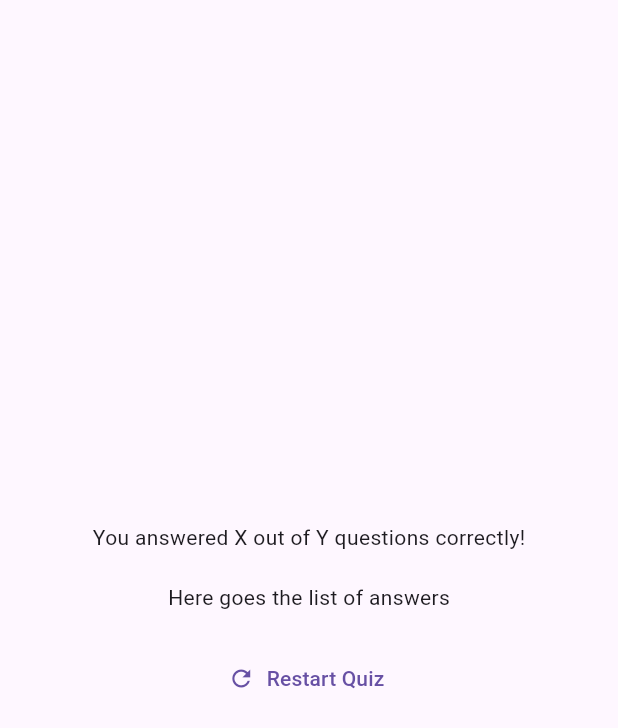
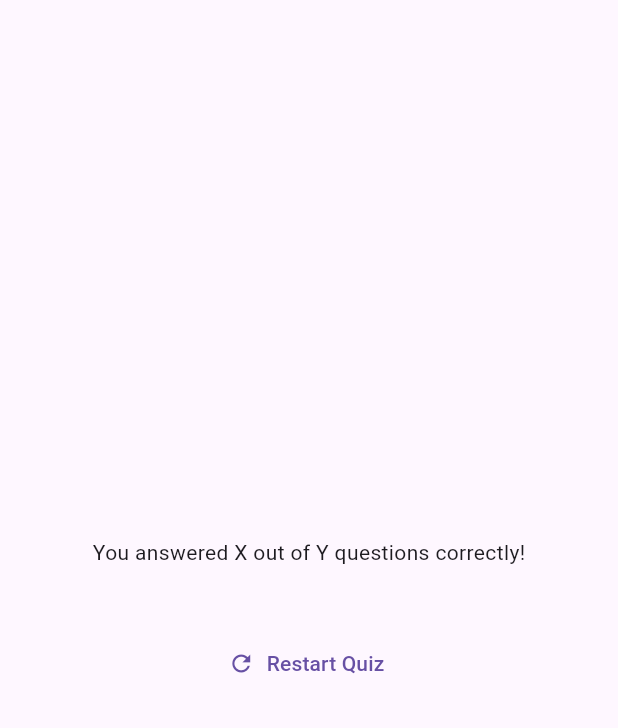
Before and after one commit to AlbertoJTD/quiz-app, a Flutter app: the ResultsScreen widget shown alone on an empty page, opened directly with empty values, on a phone screen of 412 x 824 dp. Shown: the top 728 px of the screen. Run offline on Flutter 3.47's test engine with Material 3 defaults, Android fonts, the phone set to English and light mode, and no system bars; our stand-ins replace google_fonts; missing offline and left inert: dart:ffi.

```diff
--- a/lib/quiz.dart
+++ b/lib/quiz.dart
@@ -37,7 +37,7 @@ class _QuizState extends State<Quiz> {
     if (selectedAnswers.length == questions.length) {
       setState(() {
         activeScreen = ResultsScreen(chosenAnswer: selectedAnswers);
-        selectedAnswers.clear();
+        // selectedAnswers.clear();
       });
     }
   }
--- a/lib/results_screen.dart
+++ b/lib/results_screen.dart
@@ -1,5 +1,7 @@
 import 'package:flutter/material.dart';
+
 import 'package:quiz_app/data/questions.dart';
+import 'package:quiz_app/questions_summary.dart';
 
 class ResultsScreen extends StatelessWidget {
   const ResultsScreen({super.key, required this.chosenAnswer});
@@ -39,8 +41,8 @@ class ResultsScreen extends StatelessWidget {
 
             SizedBox(height: 20),
 
-            Text(
-              'Here goes the list of answers',
+            QuestionsSummary(
+              summaryData: getSummary()
             ),
 
             // ListView(
```
Also changed, not shown: lib/questions_summary.dart (added, +31 -0 lines).
